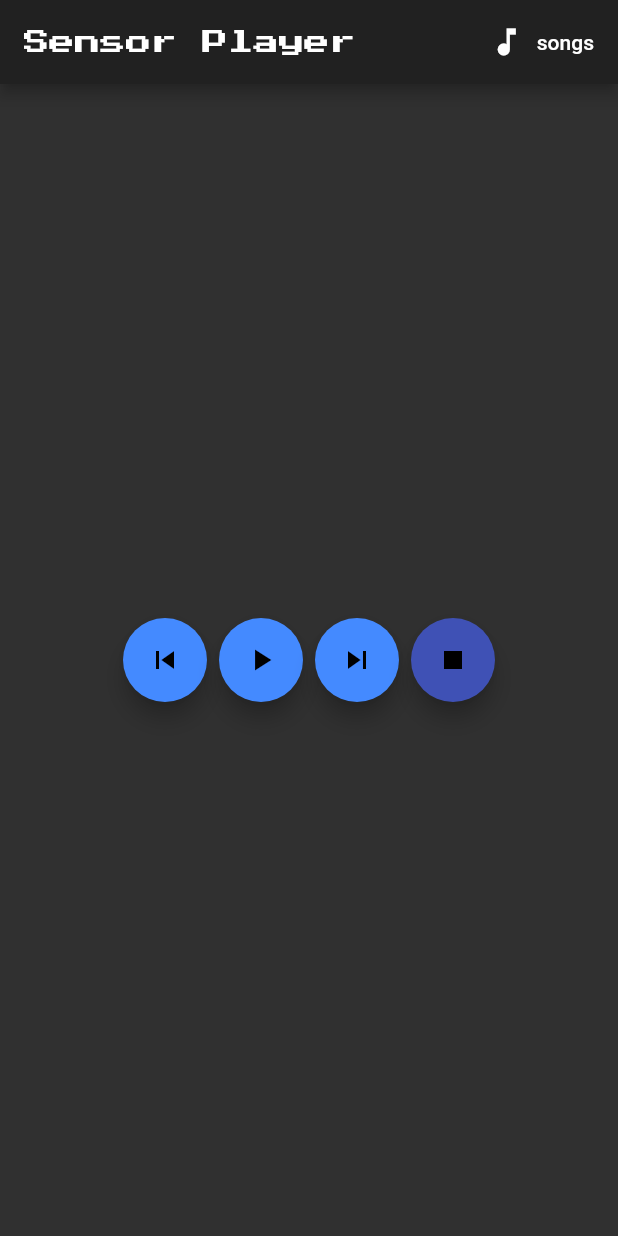
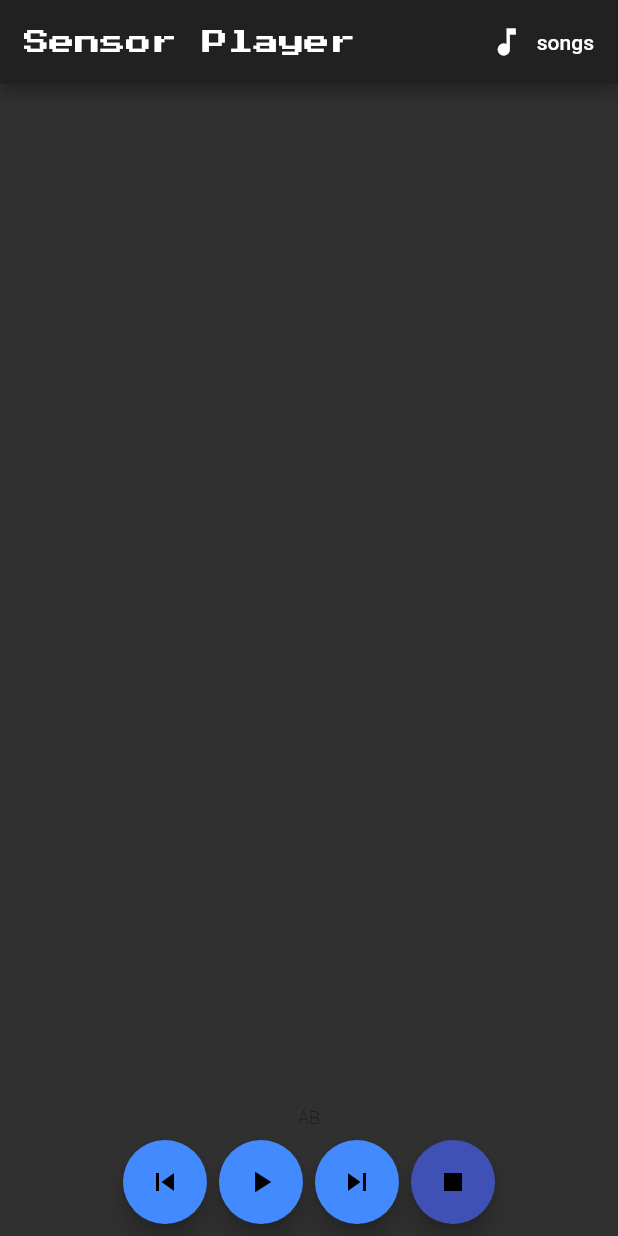
Before and after one commit to KislyKamil/Sensor-Player, a Flutter app: the screen it shows after launch, on a phone screen of 412 x 824 dp. Run offline on Flutter 3.47's test engine with Material 2 defaults, Android fonts, the phone set to English and light mode, and no system bars; our stand-ins replace audioplayers, sensors; statements that could not run were skipped.

Commit message:
Added controls

```diff
--- a/lib/main.dart
+++ b/lib/main.dart
@@ -4,7 +4,7 @@ import 'package:flutter/gestures.dart';
 import 'package:flutter/material.dart';
 import 'package:audioplayers/audioplayers.dart';
 import 'package:path_provider/path_provider.dart';
-import 'package:flutter/services.dart';
+import 'package:sensors/sensors.dart';
 
 import 'dart:async';
 import 'dart:io';
@@ -37,7 +37,8 @@ class MyHomePage extends StatefulWidget {
 }
 
 class _MyHomePageState extends State<MyHomePage> {
-  static Directory dir = Directory('/storage/sdcard1/muisc/');
+  // IF music files are on other storage than sdcard1, it is required to change path manually!!
+  static Directory dir = Directory('/storage/sdcard1/Music/');
   static List<FileSystemEntity> files = dir.listSync();
   final List<String> items = [];
 
@@ -52,8 +53,9 @@ class _MyHomePageState extends State<MyHomePage> {
     super.initState();
     listInit();
     audioComplete();
-    audioPosition();
-    audioDuration();
+
+    ///audioPosition();
+    // audioDuration();
   }
 
   void listInit() {
@@ -65,14 +67,18 @@ class _MyHomePageState extends State<MyHomePage> {
     audioPlayer.onDurationChanged.listen((Duration d) {
       print('Max duration: $d');
       setState(() => duration = d);
+
     });
+
   }
 
    audioPosition() async {
     audioPlayer.onAudioPositionChanged.listen((Duration p) {
       print('Current position: $p');
       setState(() => position = p);
+
     });
+
   }
 
   audioComplete() {
@@ -109,6 +115,24 @@ class _MyHomePageState extends State<MyHomePage> {
     });
   }
 
+  void nextTrack() {
+    setState(() {
+      startingPoint++;
+      loadMusic(startingPoint);
+    });
+  }
+
+  void previousTrack() {
+    if (startingPoint > 0) {
+      setState(() {
+        startingPoint--;
+        loadMusic(startingPoint);
+      });
+    } else {
+      setState(() => loadMusic(0));
+    }
+  }
+
   @override
   Widget build(BuildContext context) {
     return Scaffold(
@@ -125,14 +149,43 @@ class _MyHomePageState extends State<MyHomePage> {
           ),
         ],
       ),
-      body: Center(
+      body: Column(mainAxisAlignment: MainAxisAlignment.end, children: <Widget>[
+        new Row(
+            mainAxisAlignment: MainAxisAlignment.start,
+            mainAxisSize: MainAxisSize.min,
+            crossAxisAlignment: CrossAxisAlignment.center,
+            children: <Widget>[
+              Text(
+                'A',
+
+                style: new TextStyle(fontSize:12.0,
+                    color: const Color(0xFF000000),
+                    fontWeight: FontWeight.w200,
+                    fontFamily: "Roboto"),
+              ),
+              Text(
+                'B',
+                style: new TextStyle(fontSize:12.0,
+                    color: const Color(0xFF000000),
+                    fontWeight: FontWeight.w200,
+                    fontFamily: "Roboto"),
+              )
+            ]
+
+        ),
+        Row(
+          mainAxisAlignment: MainAxisAlignment.center,
+          mainAxisSize: MainAxisSize.max,
+          crossAxisAlignment: CrossAxisAlignment.start,
+          children: <Widget>[
+            Center(
               child: ButtonBar(
                 mainAxisSize: MainAxisSize.min,
                 children: <Widget>[
                   FloatingActionButton(
                     child: Icon(Icons.skip_previous),
                     backgroundColor: Colors.blueAccent,
-              onPressed: null,
+                    onPressed: previousTrack,
                     heroTag: 'btn1',
                   ),
                   FloatingActionButton(
@@ -143,17 +196,29 @@ class _MyHomePageState extends State<MyHomePage> {
                   FloatingActionButton(
                       child: Icon(Icons.skip_next),
                       backgroundColor: Colors.blueAccent,
-                onPressed: null,
+                      onPressed: nextTrack,
                       heroTag: 'btn3'),
                   FloatingActionButton(
                     child: Icon(Icons.stop),
                     backgroundColor: Colors.indigo,
                     onPressed: stopPlaying,
-                heroTag: 'btn4'),
+                    heroTag: 'btn4',
+                  ),
                 ],
               ),
             ),
+          ],
+        ),
+      ]),
     );
+  }
+  String currentPosition(){
+
+  }
+  String audioLength(){
+
+    audioDuration();
+
   }
 
   showList() {
--- a/pubspec.yaml
+++ b/pubspec.yaml
@@ -25,6 +25,7 @@ dependencies:
   path_provider: ^1.6.7
   path: ^1.6.4
   flutter_visualizers: ^0.0.1
+  sensors: ^0.4.2
 
 
 
```
Also changed, not shown: lib/musicFiles.dart (deleted, +0 -27 lines), pubspec.lock. Lines whose indentation alone changed are shown as unchanged.
